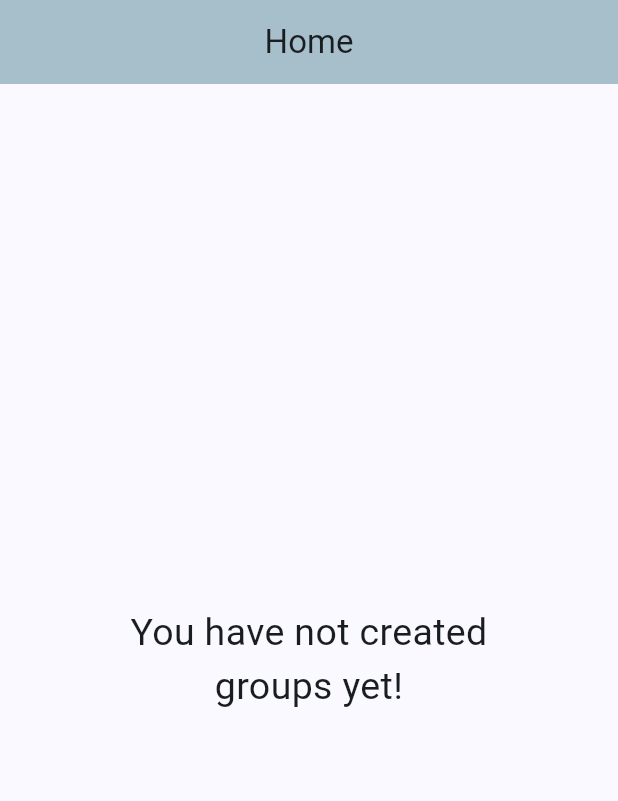
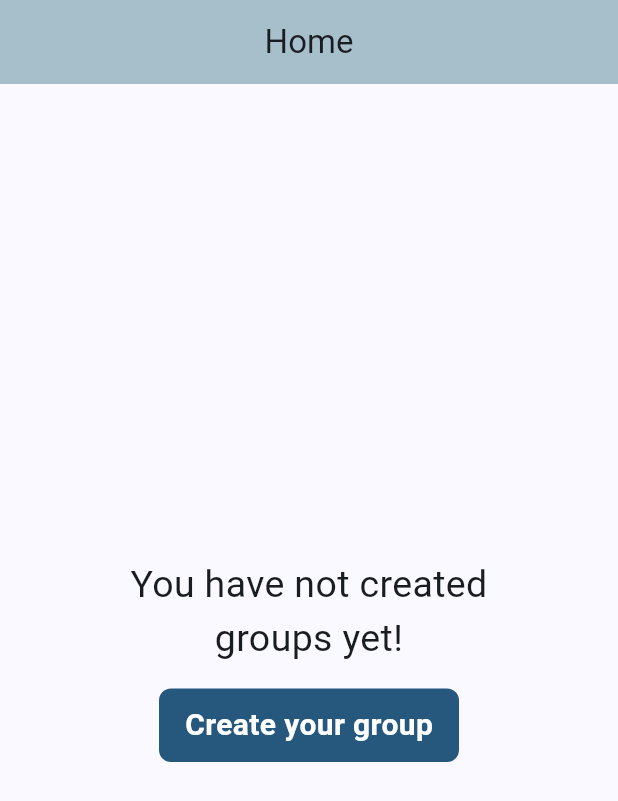
Before and after one commit to shaileshhb/equisplit-frontend, a Flutter app: the ViewUserGroup screen opened directly, on a phone screen of 412 x 824 dp. Shown: the top 801 px of the screen. Run offline on Flutter 3.47's test engine with Material 2 defaults, Android fonts, the phone set to English and light mode, and no system bars; our stand-ins replace shared_preferences, skeleton_text; accounts and stored records are empty; network calls fail.

Commit message:
authorization errors fixed and create group page added

```diff
--- a/lib/screens/auth/login.dart
+++ b/lib/screens/auth/login.dart
@@ -2,6 +2,7 @@ import 'package:equisplit_frontend/models/auth/login_request.dart';
 import 'package:equisplit_frontend/screens/auth/components/login_button.dart';
 import 'package:equisplit_frontend/screens/auth/components/login_form_field.dart';
 import 'package:equisplit_frontend/screens/auth/register.dart';
+import 'package:equisplit_frontend/screens/home/dashboard.dart';
 import 'package:equisplit_frontend/services/auth/auth.dart';
 import 'package:equisplit_frontend/utils/user.shared_preference.dart';
 import 'package:flutter/material.dart';
@@ -43,7 +44,6 @@ class _LoginState extends State<Login> {
         // navigate to dashboard
         print(mounted);
         if (mounted) {
-          print("navigating to placeholder");
           _navigateToDashboard(context);
         }
       }
@@ -67,9 +67,7 @@ class _LoginState extends State<Login> {
 
   void _navigateToDashboard(BuildContext context) {
     Navigator.pushReplacement(
-        // context, MaterialPageRoute(builder: (context) => const Dashboard()));
-        context,
-        MaterialPageRoute(builder: (context) => const Placeholder()));
+        context, MaterialPageRoute(builder: (context) => const Dashboard()));
   }
 
   @override
--- a/lib/screens/auth/register.dart
+++ b/lib/screens/auth/register.dart
@@ -90,9 +90,7 @@ class _RegisterState extends State<Register> {
 
   void _navigateToOnboardingScreen(BuildContext context) {
     Navigator.pushReplacement(
-        context,
-        // MaterialPageRoute(builder: (context) => const OnboardingScreen()));
-        MaterialPageRoute(builder: (context) => const Placeholder()));
+        context, MaterialPageRoute(builder: (context) => const Login()));
   }
 
   @override
--- a/lib/screens/components/button.dart
+++ b/lib/screens/components/button.dart
@@ -1,11 +1,11 @@
 import 'package:equisplit_frontend/utils/global.colors.dart';
 import 'package:flutter/material.dart';
 
-class Button extends StatelessWidget {
+class CustomButton extends StatelessWidget {
   final Function()? onTap;
   final String buttonLabel;
 
-  const Button({
+  const CustomButton({
     super.key,
     required this.onTap,
     required this.buttonLabel,
@@ -16,7 +16,7 @@ class Button extends StatelessWidget {
     return GestureDetector(
       onTap: onTap,
       child: Container(
-        padding: const EdgeInsets.all(15),
+        padding: const EdgeInsets.all(10),
         margin: const EdgeInsets.symmetric(horizontal: 25),
         decoration: BoxDecoration(
           // color: Colors.black,
--- a/lib/screens/group/view_usergroup.dart
+++ b/lib/screens/group/view.dart
@@ -1,4 +1,6 @@
 import 'package:equisplit_frontend/models/group/user_group.dart';
+import 'package:equisplit_frontend/screens/components/button.dart';
+import 'package:equisplit_frontend/screens/group/create.dart';
 import 'package:equisplit_frontend/screens/skeleton/builder.dart';
 import 'package:equisplit_frontend/services/group/group.dart';
 import 'package:equisplit_frontend/utils/global.colors.dart';
@@ -32,7 +34,6 @@ class _ViewUserGroupState extends State<ViewUserGroup> {
   getUserGroups() async {
     try {
       var response = await UserGroupService().getUserGroups();
-      print(response);
       if (response != null) {
         setState(() {
           userGroups = response;
@@ -47,6 +48,11 @@ class _ViewUserGroupState extends State<ViewUserGroup> {
     }
   }
 
+  void _navigateToCreateGroup(BuildContext context) {
+    Navigator.push(
+        context, MaterialPageRoute(builder: (context) => const CreateGroup()));
+  }
+
   @override
   Widget build(BuildContext context) {
     return Scaffold(
@@ -59,15 +65,27 @@ class _ViewUserGroupState extends State<ViewUserGroup> {
       ),
       body: SafeArea(
         child: isLoaded && userGroups != null && userGroups!.isEmpty
-            ? const Center(
+            ? Center(
                 child: SizedBox(
                   width: 250,
-                  child: Text(
-                    "You have not created groups yet!",
-                    textAlign: TextAlign.center,
-                    style: TextStyle(
-                      fontSize: 25.0,
-                    ),
+                  child: Column(
+                    mainAxisAlignment: MainAxisAlignment.center,
+                    children: <Widget>[
+                      const Text(
+                        "You have not created groups yet!",
+                        textAlign: TextAlign.center,
+                        style: TextStyle(
+                          fontSize: 25.0,
+                        ),
+                      ),
+                      const SizedBox(height: 15),
+                      CustomButton(
+                        onTap: () {
+                          _navigateToCreateGroup(context);
+                        },
+                        buttonLabel: "Create your group",
+                      ),
+                    ],
                   ),
                 ),
               )
--- a/lib/screens/home/dashboard.dart
+++ b/lib/screens/home/dashboard.dart
@@ -1,4 +1,4 @@
-import 'package:equisplit_frontend/screens/group/view_usergroup.dart';
+import 'package:equisplit_frontend/screens/group/view.dart';
 import 'package:flutter/material.dart';
 
 class Dashboard extends StatefulWidget {
```
Also changed, not shown: lib/screens/components/form_field.dart (+4 -7 lines), lib/screens/group/create.dart (+77 -1 lines), lib/services/group/group.dart (+25 -0 lines).
